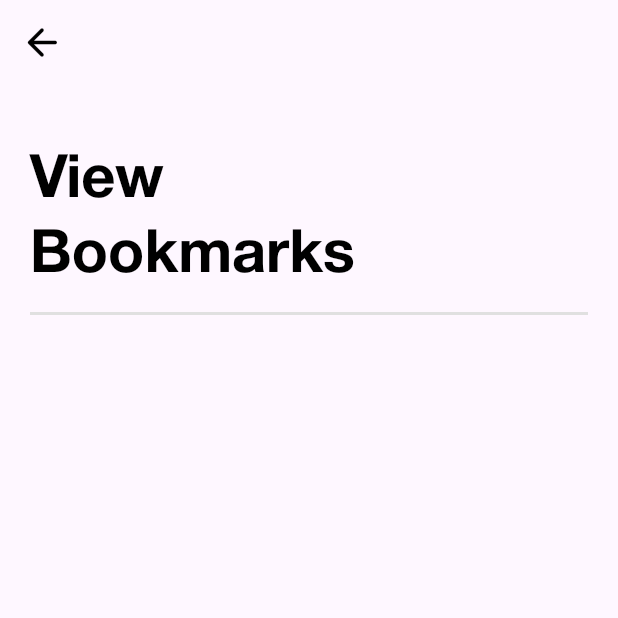
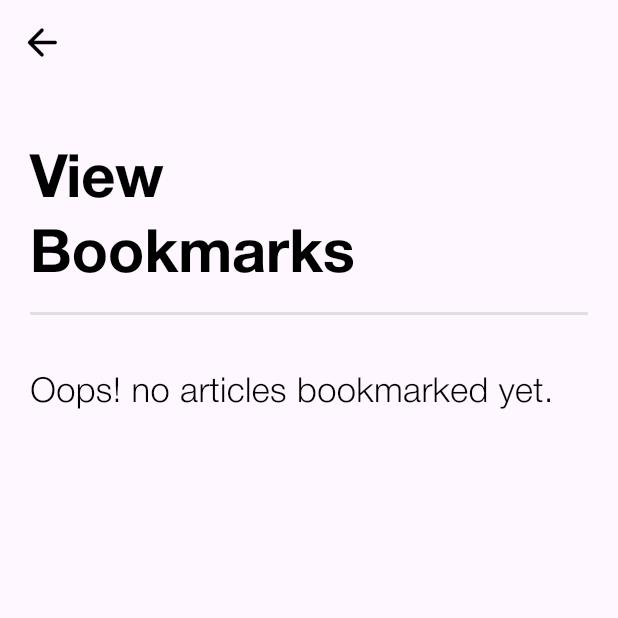
Before and after one commit to shiwangaryan/BlogExplorer, a Flutter app: the BookmarksScreen screen opened directly, on a phone screen of 412 x 824 dp, the top half of it. Run offline on Flutter 3.47's test engine with Material 3 defaults, Android fonts, the phone set to English and light mode, and no system bars; our stand-ins replace cached_network_image, flutter_bloc, get_it, hive, hive_flutter; accounts and stored records are empty; network calls fail.

Commit message:
added bookmarking functionality and viewing bookmarks dynamically

```diff
--- a/lib/screens/bookmarks_screen/bookmarks_screen.dart
+++ b/lib/screens/bookmarks_screen/bookmarks_screen.dart
@@ -1,4 +1,6 @@
+import 'package:blogexplorer/widgets/blog_list_widget.dart';
 import 'package:flutter/material.dart';
+import 'package:hive_flutter/hive_flutter.dart';
 
 class BookmarksScreen extends StatelessWidget {
   const BookmarksScreen({super.key});
@@ -46,6 +48,32 @@ class BookmarksScreen extends StatelessWidget {
               color: Colors.grey[300],
             ),
             const SizedBox(height: 36),
+            ValueListenableBuilder<Box>(
+              valueListenable: Hive.box('bookmarks').listenable(),
+              builder: (context, box, widget) {
+                return box.isEmpty
+                    ? Text(
+                        'Oops! no articles bookmarked yet.',
+                        style: Theme.of(context)
+                            .textTheme
+                            .bodyMedium!
+                            .copyWith(fontSize: 23),
+                      )
+                    : Expanded(
+                        child: ListView.builder(
+                            physics: const BouncingScrollPhysics(
+                              decelerationRate: ScrollDecelerationRate.fast,
+                            ),
+                            itemCount: box.length,
+                            itemBuilder: (context, index) {
+                              final key = box.keyAt(index);
+                              final title = box.getAt(index)[0];
+                              final imgUrl = box.getAt(index)[1];
+                              return BlogListWidget(
+                                  id: key, title: title, imgUrl: imgUrl);
+                            }));
+              },
+            )
           ],
         ),
       ),
--- a/lib/theme/theme.dart
+++ b/lib/theme/theme.dart
@@ -11,7 +11,7 @@ class AppTheme {
         fontWeight: FontWeight.w600,
         letterSpacing: -0.6,
         height: 1.3,
-        fontSize: 18,
+        fontSize: 16,
         color: color,
       );
 
@@ -19,7 +19,7 @@ class AppTheme {
         fontFamily: 'HelveticaNeue',
         fontWeight: FontWeight.w800,
         letterSpacing: -0.3,
-        fontSize: 32,
+        fontSize: 30,
         color: color,
       );
 
--- a/pubspec.yaml
+++ b/pubspec.yaml
@@ -39,10 +39,14 @@ dependencies:
   get_it: ^7.7.0
   cached_network_image: ^3.4.1
   lottie: ^3.1.2
+  hive: ^2.2.3
+  hive_flutter: ^1.1.0
 
 dev_dependencies:
   flutter_test:
     sdk: flutter
+  hive_generator: ^2.0.1
+  build_runner: ^2.4.11
 
   # The "flutter_lints" package below contains a set of recommended lints to
   # encourage good coding practices. The lint set provided by the package is
```
Also changed, not shown: lib/main.dart (+6 -3 lines), lib/screens/detailed_screen/blog_detail_screen.dart (+10 -41 lines), lib/screens/list_screen/blog_list_screen.dart (+13 -6 lines), lib/service/hive/hive_services.dart (added, +19 -0 lines), lib/widgets/blog_list_widget.dart (renamed from lib/widgets/blog_list_widget/blog_list_widget.dart, +12 -8 lines), lib/widgets/floating_action_button.dart (added, +43 -0 lines), pubspec.lock.
